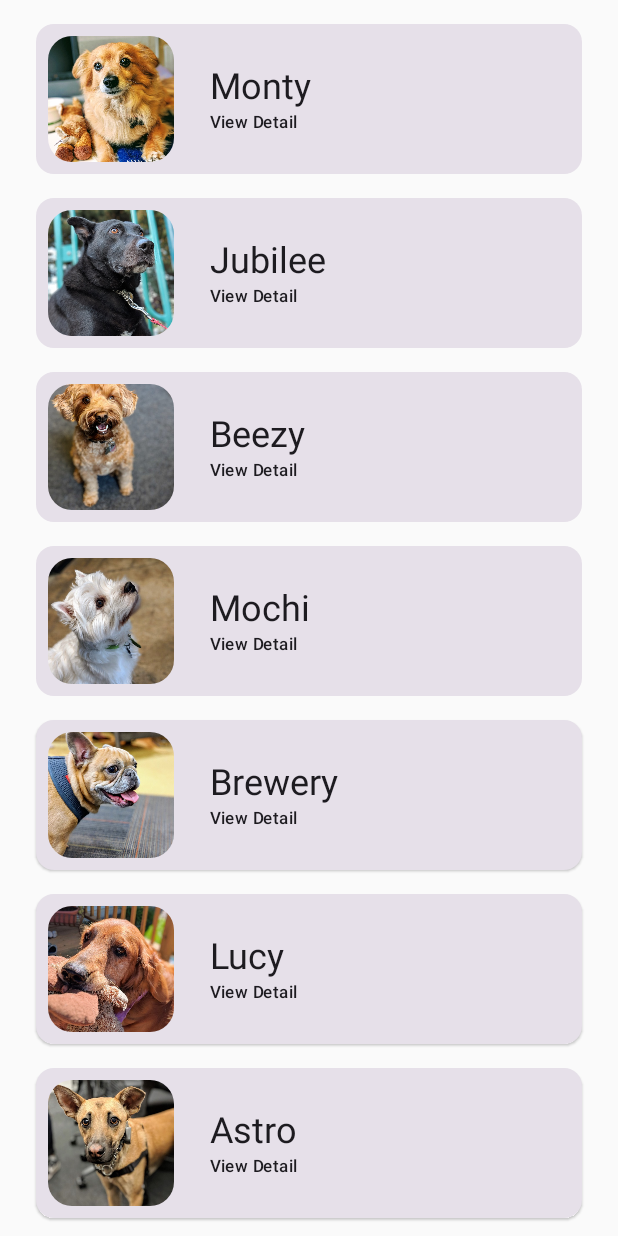
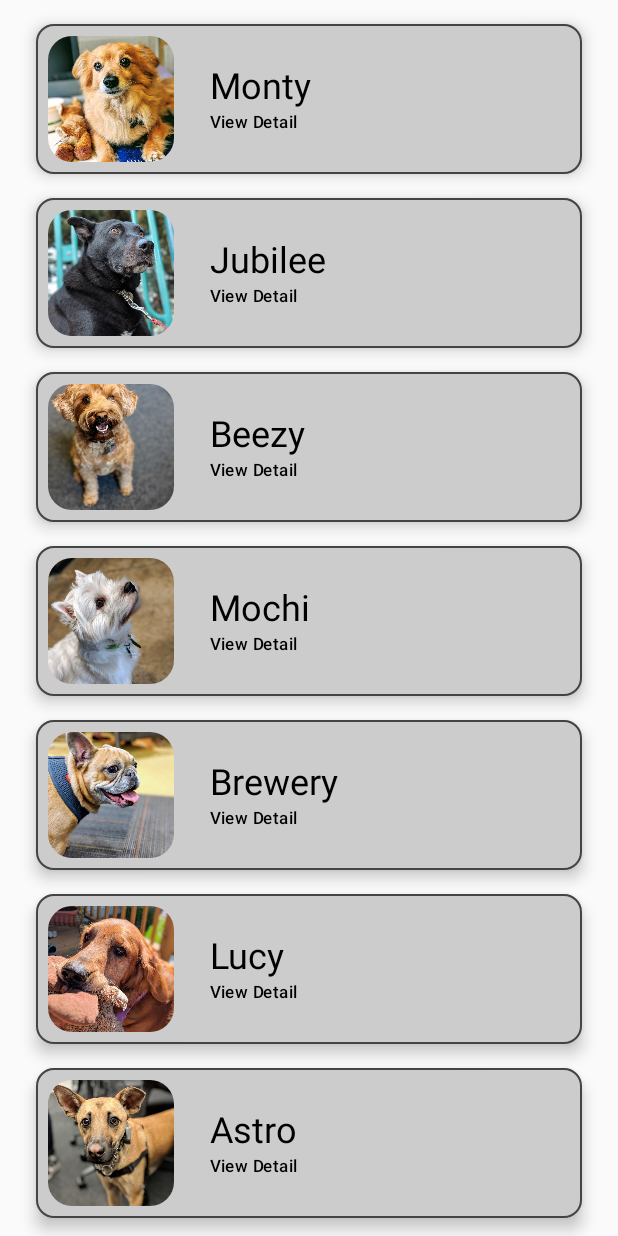
Before and after one commit to hritz23/ListInCompose, an Android app built with Jetpack Compose: the screen it shows after launch (MainActivity), on a phone screen of 412 x 824 dp. Run offline under Robolectric (Android 15) with nearby library versions, the phone set to English and light mode, and no system bars.

Commit message:
added elevation, color, border to card

```diff
--- a/app/src/main/java/com/example/listincompose/MainActivity.kt
+++ b/app/src/main/java/com/example/listincompose/MainActivity.kt
@@ -4,6 +4,7 @@ import android.os.Bundle
 import android.widget.Toast
 import androidx.activity.ComponentActivity
 import androidx.activity.compose.setContent
+import androidx.compose.foundation.BorderStroke
 import androidx.compose.foundation.Image
 import androidx.compose.foundation.clickable
 import androidx.compose.foundation.layout.Column
@@ -25,6 +26,7 @@ import androidx.compose.runtime.remember
 import androidx.compose.ui.Alignment
 import androidx.compose.ui.Modifier
 import androidx.compose.ui.draw.clip
+import androidx.compose.ui.graphics.Color
 import androidx.compose.ui.layout.ContentScale
 import androidx.compose.ui.platform.LocalContext
 import androidx.compose.ui.res.painterResource
@@ -127,7 +129,10 @@ fun PuppyListItem(puppy: Puppy, onItemClick: (Puppy) -> Unit) {
             .padding(8.dp)
             .fillMaxWidth()
             .clickable { onItemClick(puppy) }, // Adding clickable modifier here
-        elevation = CardDefaults.elevatedCardElevation()
+        elevation = CardDefaults.cardElevation(6.dp),
+        colors = CardDefaults.cardColors(containerColor = Color.LightGray),
+        border = BorderStroke(1.dp, Color.DarkGray)
+
     ) {
         Row() {
             Image(
```
